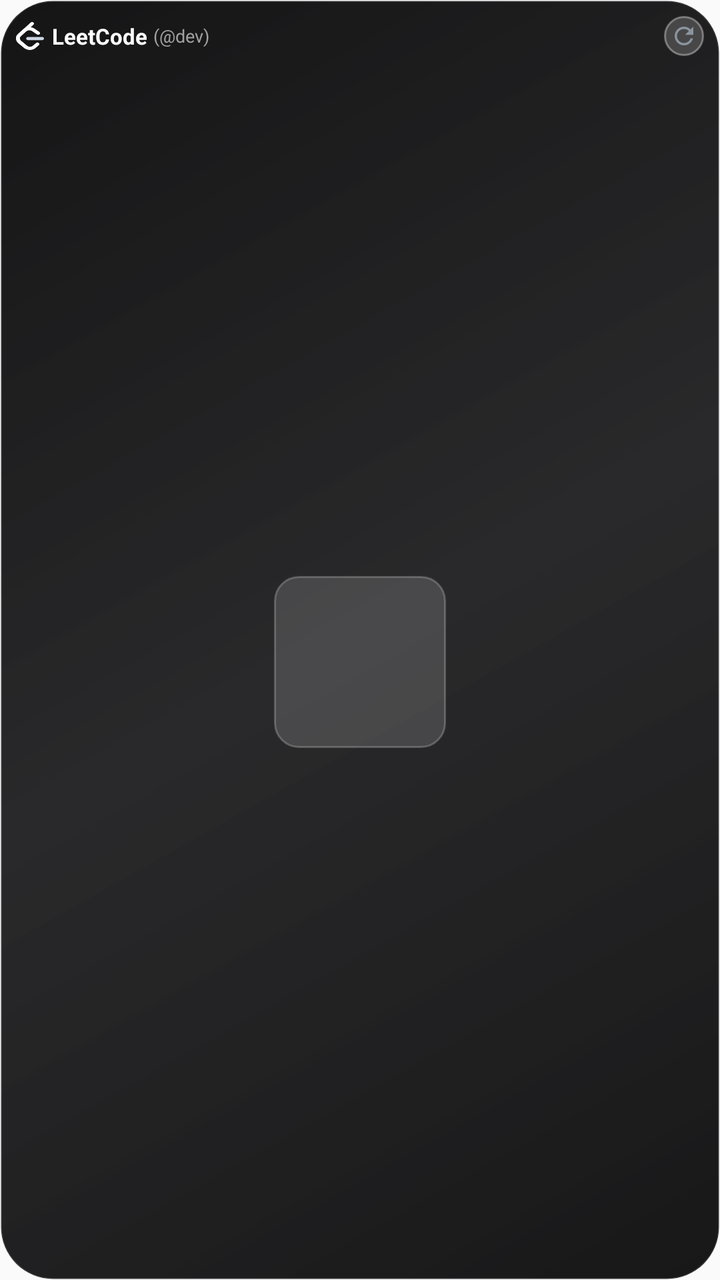
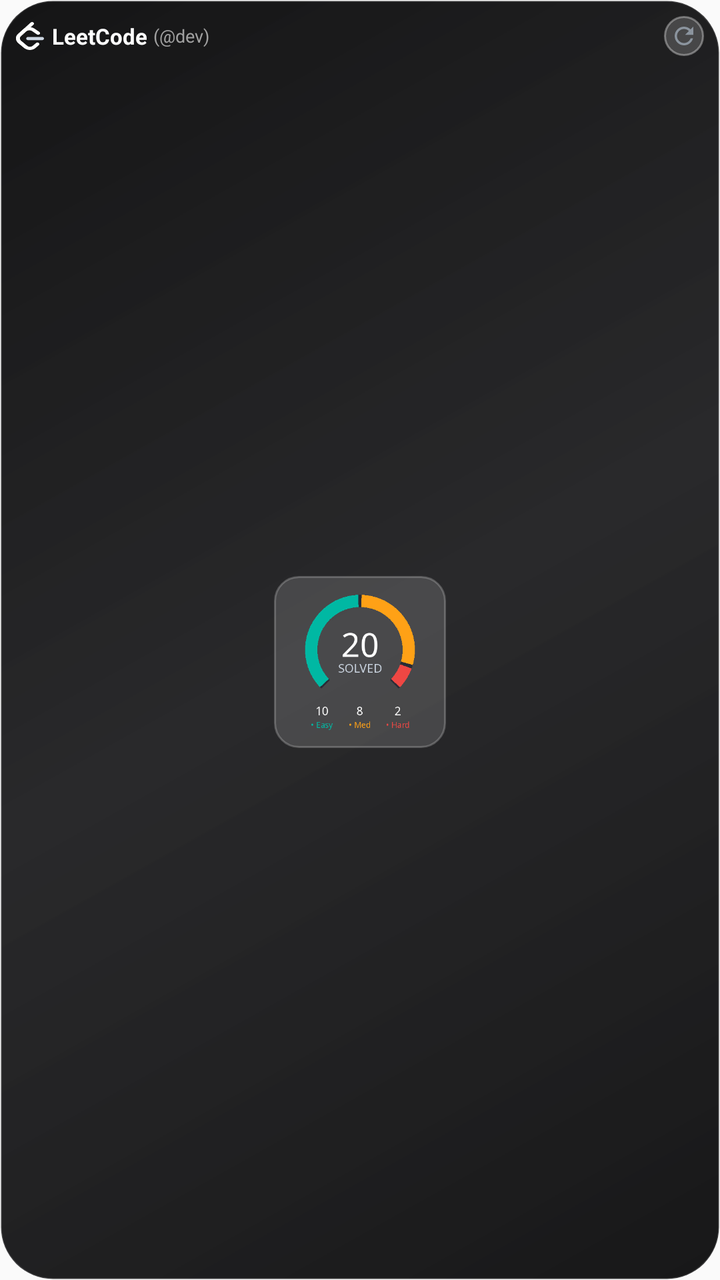

Before-and-after screenshots of an Android layout around one commit, followed by the original layout XML and the change that was made.
<!-- AndroidManifest.xml: application theme Theme.DevWidgets -->
<!-- res/layout/widget_leetcode_circle.xml -->
<?xml version="1.0" encoding="utf-8"?>
<FrameLayout xmlns:android="http://schemas.android.com/apk/res/android"
    android:layout_width="match_parent"
    android:layout_height="match_parent">

    <ImageView
        android:id="@+id/iv_widget_wallpaper_bg"
        android:layout_width="match_parent"
        android:layout_height="match_parent"
        android:scaleType="centerCrop"
        android:visibility="gone" />

    <ImageView
        android:id="@+id/v_widget_wallpaper_scrim"
        android:layout_width="match_parent"
        android:layout_height="match_parent"
        android:background="#80000000"
        android:visibility="gone" />

    <LinearLayout
        android:id="@+id/widget_root"
        android:layout_width="match_parent"
        android:layout_height="match_parent"
        android:orientation="vertical"
        android:background="@drawable/widget_glass_chassis"
        android:padding="8dp">

        
        <RelativeLayout
            android:id="@+id/header_bar"
            android:layout_width="match_parent"
            android:layout_height="wrap_content"
            android:layout_marginBottom="2dp">

            <LinearLayout
                android:id="@+id/header_right_wrap"
                android:layout_width="wrap_content"
                android:layout_height="wrap_content"
                android:orientation="horizontal"
                android:gravity="center_vertical"
                android:layout_alignParentEnd="true"
                android:layout_centerVertical="true"
                android:layout_marginStart="8dp">

                <ImageView
                    android:id="@+id/btn_refresh"
                    android:layout_width="20dp"
                    android:layout_height="20dp"
                    android:background="@drawable/widget_icon_button_glass"
                    android:padding="3dp"
                    android:src="@drawable/ic_refresh"
                    android:contentDescription="Refresh" />
            </LinearLayout>

            <LinearLayout
                android:id="@+id/section_header_brand"
                android:layout_width="wrap_content"
                android:layout_height="wrap_content"
                android:orientation="horizontal"
                android:gravity="center_vertical"
                android:layout_alignParentStart="true"
                android:layout_toStartOf="@id/header_right_wrap"
                android:layout_centerVertical="true">

                <ImageView
                    android:id="@+id/iv_lc_brand_logo"
                    android:layout_width="14dp"
                    android:layout_height="14dp"
                    android:src="@drawable/ic_leetcode_logo"
                    android:layout_marginEnd="4dp"
                    android:contentDescription="LeetCode Logo" />

                <TextView
                    android:id="@+id/tv_lc_title"
                    android:layout_width="wrap_content"
                    android:layout_height="wrap_content"
                    android:text="LeetCode"
                    android:textColor="#FFFFFF"
                    android:textSize="11sp"
                    android:textStyle="bold"
                    android:singleLine="true" />

                <TextView
                    android:id="@+id/tv_lc_user_tag"
                    android:layout_width="wrap_content"
                    android:layout_height="wrap_content"
                    android:layout_marginStart="3dp"
                    android:text="(@dev)"
                    android:textColor="#A0A0A0"
                    android:textSize="9sp"
                    android:singleLine="true"
                    android:ellipsize="end" />
            </LinearLayout>
        </RelativeLayout>

        
        <FrameLayout
            android:id="@+id/section_circle_container"
            android:layout_width="match_parent"
            android:layout_height="0dp"
            android:layout_weight="1">

            
            <FrameLayout
                android:id="@+id/section_leetcode"
                android:layout_width="86dp"
                android:layout_height="86dp"
                android:layout_gravity="center"
                android:background="@drawable/widget_glass_circle">

                <ImageView
                    android:id="@+id/iv_leetcode_circle"
                    android:layout_width="76dp"
                    android:layout_height="76dp"
                    android:layout_gravity="center"
                    android:scaleType="fitCenter"
                    android:contentDescription="LeetCode Gauge" />
            </FrameLayout>
        </FrameLayout>
    </LinearLayout>
</FrameLayout>
<!-- resources referenced by this layout -->
<resources>
  <!-- drawable ic_leetcode_logo (drawable) -->
  <vector xmlns:android="http://schemas.android.com/apk/res/android"
      android:width="20dp"
      android:height="20dp"
      android:viewportWidth="94"
      android:viewportHeight="111">
      
      
      <path
          android:fillColor="#FFFFFF"
          android:pathData="M49.4124,2.0234 C51.8179,-0.5523 55.8523,-0.6869 58.4235,1.7228 C60.9946,4.1324 61.129,8.1739 58.7235,10.7495 L15.9282,56.5729 C11.2774,61.552 11.7867,69.5738 17.1459,74.8292 L36.9094,94.2091 C39.4256,96.6764 39.4686,100.7198 37.0056,103.2403 C34.5426,105.7609 30.5063,105.804 27.9901,103.3367 L8.2265,83.9567 C-1.9247,74.0021 -2.936,58.0741 6.6175,47.8463 L49.4124,2.0234 Z" />
      
      <path
          android:fillColor="#CBD5E1"
          android:pathData="M40.607,72.0014 C37.086,72.0014 34.2317,69.1421 34.2317,65.615 C34.2317,62.0879 37.086,59.2286 40.607,59.2286 L87.6247,59.2286 C91.1457,59.2286 94,62.0879 94,65.615 C94,69.1421 91.1457,72.0014 87.6247,72.0014 L40.607,72.0014 Z" />
      
      <path
          android:fillColor="#FFFFFF"
          android:pathData="M67.5068,83.0664 C70.0005,80.5764 74.0371,80.5829 76.5228,83.0809 C79.0085,85.579 79.002,89.6226 76.5083,92.1127 L65.4351,103.1696 C55.2192,113.3707 38.5605,113.5187 28.1723,103.5132 C28.1122,103.4557 23.4866,98.9201 8.227,83.957 C-1.9248,74.0029 -2.9361,58.0749 6.617,47.8464 L24.4287,28.7745 C33.91,18.6219 51.3874,17.5122 62.228,26.2789 L78.4053,39.362 C81.1449,41.5776 81.5728,45.5985 79.3611,48.3429 C77.1493,51.0873 73.1355,51.5159 70.3959,49.3003 L54.2187,36.2173 C48.5493,31.6325 38.6319,32.2622 33.7399,37.5006 L15.9279,56.5727 C11.2772,61.5522 11.7866,69.574 17.1461,74.8292 C28.3515,85.8169 36.9874,94.2846 36.9974,94.2942 C42.3982,99.496 51.1309,99.4184 56.4336,94.1234 L67.5068,83.0664 Z" />
  </vector>
  <!-- drawable ic_refresh (drawable) -->
  <vector xmlns:android="http://schemas.android.com/apk/res/android"
      android:width="20dp"
      android:height="20dp"
      android:viewportWidth="24"
      android:viewportHeight="24">
    <path
        android:fillColor="#8B949E"
        android:pathData="M17.65,6.35C16.2,4.9 14.21,4 12,4c-4.42,0 -7.99,3.58 -7.99,8s3.57,8 7.99,8c3.73,0 6.84,-2.55 7.73,-6h-2.08c-0.82,2.33 -3.04,4 -5.65,4 -3.31,0 -6,-2.69 -6,-6s2.69,-6 6,-6c1.66,0 3.14,0.69 4.22,1.78L13,11h7V4l-2.35,2.35z"/>
  </vector>
  <!-- drawable widget_glass_chassis (drawable) -->
  <?xml version="1.0" encoding="utf-8"?>
  <shape xmlns:android="http://schemas.android.com/apk/res/android"
      android:shape="rectangle">
      
      <gradient
          android:angle="135"
          android:startColor="#F20B0B0C"
          android:centerColor="#E6121214"
          android:endColor="#F2080809" />
      <corners android:radius="26dp" />
      <stroke
          android:width="1dp"
          android:color="#24FFFFFF" />
  </shape>
  <!-- drawable widget_glass_circle (drawable) -->
  <?xml version="1.0" encoding="utf-8"?>
  <shape xmlns:android="http://schemas.android.com/apk/res/android"
      android:shape="rectangle">
      
      <solid android:color="#26FFFFFF" />
      <corners android:radius="12dp" />
      <stroke
          android:width="1dp"
          android:color="#38FFFFFF" />
  </shape>
  <!-- drawable widget_icon_button_glass (drawable) -->
  <?xml version="1.0" encoding="utf-8"?>
  <shape xmlns:android="http://schemas.android.com/apk/res/android"
      android:shape="oval">
      
      <solid android:color="#2EFFFFFF" />
      <stroke
          android:width="1dp"
          android:color="#59FFFFFF" />
  </shape>
  <style name="Theme.DevWidgets" parent="android:Theme.Material.Light.NoActionBar" />
</resources>

<!-- the commit's change to res/layout/widget_leetcode_circle.xml (unified diff, before → after) -->
@@ -23,6 +23,8 @@
         android:layout_height="match_parent"
         android:orientation="vertical"
         android:background="@drawable/widget_glass_chassis"
+        android:clipChildren="false"
+        android:clipToPadding="false"
         android:padding="8dp">
 
         
@@ -98,7 +100,9 @@
             android:id="@+id/section_circle_container"
             android:layout_width="match_parent"
             android:layout_height="0dp"
-            android:layout_weight="1">
+            android:layout_weight="1"
+            android:clipChildren="false"
+            android:clipToPadding="false">
 
             
             <FrameLayout
@@ -114,6 +118,7 @@
                     android:layout_height="76dp"
                     android:layout_gravity="center"
                     android:scaleType="fitCenter"
+                    android:src="@drawable/preview_element_lc_circle"
                     android:contentDescription="LeetCode Gauge" />
             </FrameLayout>
         </FrameLayout>
<!-- resource entries referenced after the edit -->
@@ -30,6 +30,7 @@
         android:fillColor="#8B949E"
         android:pathData="M17.65,6.35C16.2,4.9 14.21,4 12,4c-4.42,0 -7.99,3.58 -7.99,8s3.57,8 7.99,8c3.73,0 6.84,-2.55 7.73,-6h-2.08c-0.82,2.33 -3.04,4 -5.65,4 -3.31,0 -6,-2.69 -6,-6s2.69,-6 6,-6c1.66,0 3.14,0.69 4.22,1.78L13,11h7V4l-2.35,2.35z"/>
   </vector>
+  <!-- drawable preview_element_lc_circle: png bitmap (drawable, 9783 bytes) -->
   <!-- drawable widget_glass_chassis (drawable) -->
   <?xml version="1.0" encoding="utf-8"?>
   <shape xmlns:android="http://schemas.android.com/apk/res/android"
